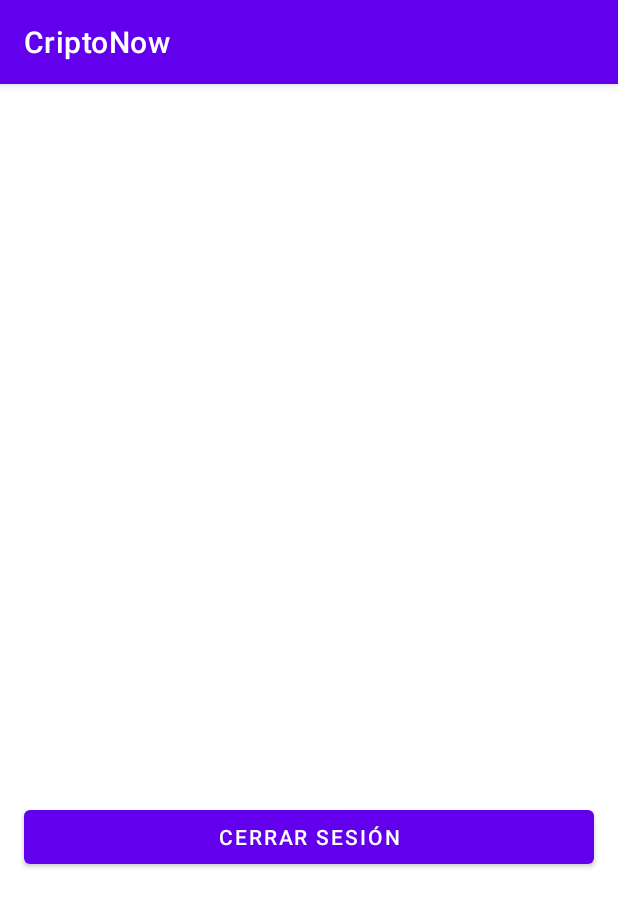
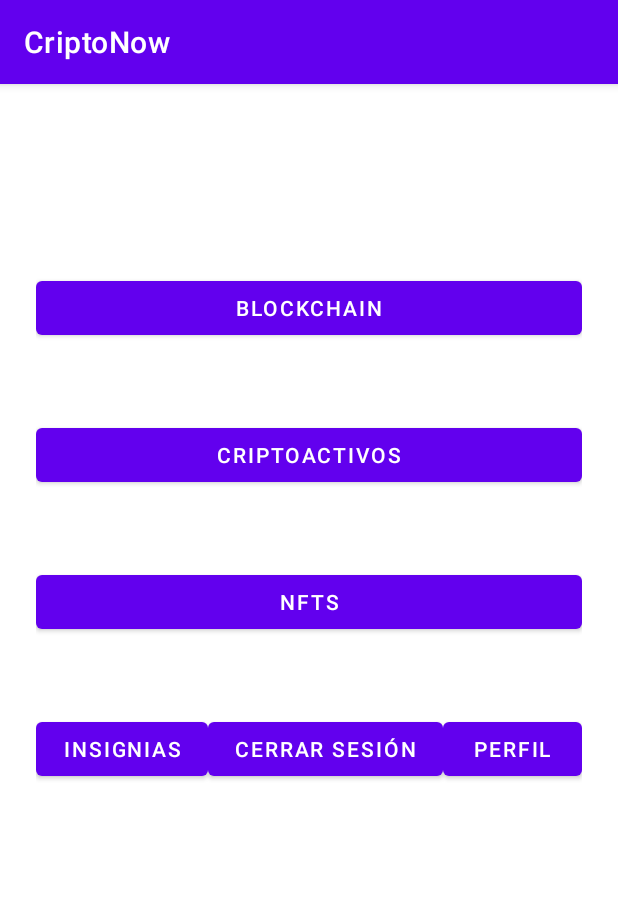
Before and after one commit to mb-at/CriptoNow, an Android app: the HomeActivity screen opened directly, with no data from a screen before it, on a phone screen of 412 x 824 dp. Shown: the top 907 px of the screen. Run offline under Robolectric (Android 15) with nearby library versions, the phone set to English and light mode, and no system bars; our stand-ins replace Firebase (no records; nobody signed in at launch, a user with empty details on screens opened directly).

```diff
--- a/app/src/main/java/com/example/criptonow/HomeActivity.kt
+++ b/app/src/main/java/com/example/criptonow/HomeActivity.kt
@@ -1,8 +1,13 @@
 package com.example.criptonow
 
 import android.content.Context
+import android.content.DialogInterface
+import android.content.QuickViewConstants
 import androidx.appcompat.app.AppCompatActivity
 import android.os.Bundle
+import android.view.View
+import android.widget.Toast
+import androidx.appcompat.app.AlertDialog
 import com.google.firebase.auth.FirebaseAuth
 import kotlinx.android.synthetic.main.activity_home.*
 
@@ -15,6 +20,10 @@ enum class ProviderType{
 }
 
 class HomeActivity : AppCompatActivity() {
+
+    //Array de eleción cuando pulsamos el botón para aprender sobre criptomonedas
+    val itemList = arrayOf("Bitcoin","Altcoins")
+
     override fun onCreate(savedInstanceState: Bundle?) {
         super.onCreate(savedInstanceState)
         setContentView(R.layout.activity_home)
@@ -31,14 +40,20 @@ class HomeActivity : AppCompatActivity() {
         prefs.putString("provider", provider)
         prefs.apply()
 
+        //Añadimos escuchador al botón de criptomonedas para mostrar el diálogo
+        criptoassetsButton.setOnClickListener{
+
+            criptoAssetsDialog()
+        }
+
     }
 
     private fun setUp(email:String, provider: String){
 
-            emailTextView.text = email
-            providerTextView.text = provider
+            //emailTextView.text = email
+            //providerTextView.text = provider
 
-            //Damos la funcionalidad para cerrar sesión.
+            //Damos la funcionalidad al botón encargado de cerrar sesión.
             logOutButton.setOnClickListener{
 
                 //Borramos las credenciales guardadas de la sesión.
@@ -55,4 +70,29 @@ class HomeActivity : AppCompatActivity() {
             }
 
     }
+
+    private fun criptoAssetsDialog(){
+
+        val builder = AlertDialog.Builder(this)
+        builder.setTitle("¿De qué tema te gustaría aprender?")
+        builder.setSingleChoiceItems(itemList, -1){ dialog, which ->
+
+            //Mostramos la opción que hemos elegido por pantalla
+            Toast.makeText(applicationContext, itemList[which], Toast.LENGTH_LONG).show()
+
+        }
+
+        builder.setPositiveButton("Ok", DialogInterface.OnClickListener { dialog, which ->
+            dialog.dismiss()
+        })
+
+        builder.setNegativeButton("Back", DialogInterface.OnClickListener { dialog, which ->
+            dialog.dismiss()
+        })
+
+        //Creamos nuestro diálogo con nuestras características
+        val alertDialog = builder.create()
+        alertDialog.show()
+
+    }
 }
--- a/app/src/main/java/com/example/criptonow/SplashActivity.kt
+++ b/app/src/main/java/com/example/criptonow/SplashActivity.kt
@@ -9,5 +9,8 @@ class SplashActivity : AppCompatActivity() {
         super.onCreate(savedInstanceState)
         //Una vez que llega a esta activity, inicia la en mainActivity
         startActivity(Intent(this, AuthActivity::class.java))
+
+        //Evita que al navegar hacia atrás se siga mostrando la splash screen.
+        finish()
     }
 }
--- a/app/src/main/res/layout/activity_auth.xml
+++ b/app/src/main/res/layout/activity_auth.xml
@@ -15,6 +15,8 @@
         android:layout_marginStart="16dp"
         android:layout_marginTop="60dp"
         android:layout_marginEnd="16dp"
+        android:layout_marginBottom="16dp"
+        app:layout_constraintBottom_toTopOf="@+id/authLayout"
         app:layout_constraintEnd_toEndOf="parent"
         app:layout_constraintStart_toStartOf="parent"
         app:layout_constraintTop_toTopOf="parent"
@@ -25,12 +27,14 @@
         android:layout_width="0dp"
         android:layout_height="wrap_content"
         android:layout_marginStart="16dp"
-        android:layout_marginTop="250dp"
+        android:layout_marginTop="16dp"
         android:layout_marginEnd="16dp"
+        android:layout_marginBottom="125dp"
         android:orientation="vertical"
+        app:layout_constraintBottom_toBottomOf="parent"
         app:layout_constraintEnd_toEndOf="parent"
         app:layout_constraintStart_toStartOf="parent"
-        app:layout_constraintTop_toTopOf="parent">
+        app:layout_constraintTop_toBottomOf="@+id/imageView2">
 
         <com.google.android.material.textfield.TextInputLayout
             android:layout_width="match_parent"
--- a/app/src/main/res/layout/activity_home.xml
+++ b/app/src/main/res/layout/activity_home.xml
@@ -8,56 +8,81 @@
     tools:context=".HomeActivity">
 
     <LinearLayout
-        android:id="@+id/linearLayout"
         android:layout_width="match_parent"
         android:layout_height="wrap_content"
-        android:layout_marginStart="16dp"
-        android:layout_marginTop="16dp"
-        android:layout_marginEnd="16dp"
+        android:layout_marginStart="24dp"
+        android:layout_marginTop="75dp"
+        android:layout_marginEnd="24dp"
         android:orientation="vertical"
-        app:layout_constraintBottom_toBottomOf="parent"
         app:layout_constraintEnd_toEndOf="parent"
         app:layout_constraintStart_toStartOf="parent"
         app:layout_constraintTop_toTopOf="parent">
 
-        <TextView
-            android:id="@+id/emailTextView"
+        <Space
             android:layout_width="match_parent"
             android:layout_height="wrap_content"
-            android:height="50dp"
-            android:text="TextView"
-            android:textSize="25dp" />
+            android:minHeight="50dp" />
+
+        <Button
+            android:id="@+id/blockchainButton"
+            android:layout_width="match_parent"
+            android:layout_height="wrap_content"
+            android:text="@string/blockchain" />
 
         <Space
             android:layout_width="match_parent"
             android:layout_height="wrap_content"
-            android:minHeight="20dp" />
+            android:minHeight="50dp" />
 
-        <TextView
-            android:id="@+id/providerTextView"
+        <Button
+            android:id="@+id/criptoassetsButton"
             android:layout_width="match_parent"
             android:layout_height="wrap_content"
-            android:height="50dp"
-            android:text="TextView"
-            android:textSize="25sp" />
+            android:text="@string/criptoassets" />
 
         <Space
             android:layout_width="match_parent"
             android:layout_height="wrap_content"
-            android:minHeight="20dp" />
+            android:minHeight="50dp" />
+
+        <Button
+            android:id="@+id/nftsButton"
+            android:layout_width="match_parent"
+            android:layout_height="wrap_content"
+            android:text="@string/nfts" />
+
+        <Space
+            android:layout_width="match_parent"
+            android:layout_height="wrap_content"
+            android:minHeight="50dp" />
+
+        <LinearLayout
+            android:layout_width="match_parent"
+            android:layout_height="match_parent"
+            android:orientation="horizontal">
+
+            <Button
+                android:id="@+id/bagdesButton"
+                android:layout_width="wrap_content"
+                android:layout_height="wrap_content"
+                android:layout_weight="1"
+                android:text="@string/badges" />
+
+            <Button
+                android:id="@+id/logOutButton"
+                android:layout_width="wrap_content"
+                android:layout_height="wrap_content"
+                android:layout_weight="1"
+                android:text="@string/logout" />
+
+            <Button
+                android:id="@+id/profileButton"
+                android:layout_width="wrap_content"
+                android:layout_height="wrap_content"
+                android:layout_weight="1"
+                android:text="@string/profile" />
+        </LinearLayout>
 
     </LinearLayout>
 
-    <Button
-        android:id="@+id/logOutButton"
-        android:layout_width="match_parent"
-        android:layout_height="wrap_content"
-        android:layout_marginStart="16dp"
-        android:layout_marginTop="16dp"
-        android:height="45dp"
-        android:layout_marginEnd="16dp"
-        android:text="CERRAR SESIÓN"
-        app:layout_constraintEnd_toEndOf="parent"
-        app:layout_constraintStart_toStartOf="parent"
-        app:layout_constraintTop_toBottomOf="@+id/linearLayout" />
 </androidx.constraintlayout.widget.ConstraintLayout>
--- a/app/src/main/res/values/strings.xml
+++ b/app/src/main/res/values/strings.xml
@@ -1,4 +1,12 @@
 <resources>
     <string name="app_name">CriptoNow</string>
     <string name="prefs_file">credencialesUsuario</string>
+    <string name="blockchain">Blockchain</string>
+    <string name="criptoassets">Criptoactivos</string>
+    <string name="nfts">Nfts</string>
+    <string name="logout">Cerrar sesión</string>
+    <string name="badges">Insignias</string>
+    <string name="profile">Perfil</string>
+
+
 </resources>
```
